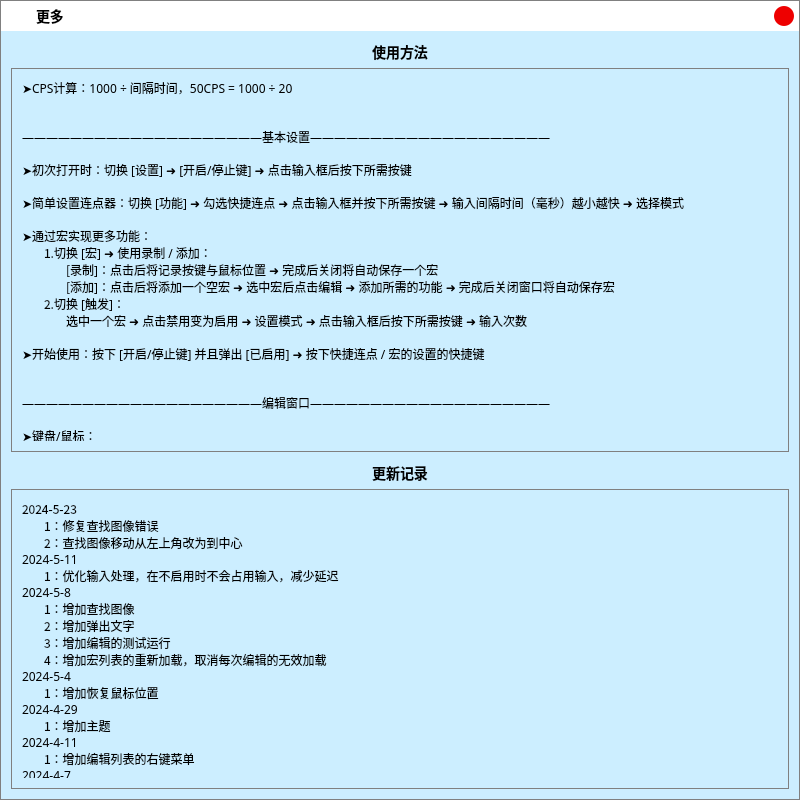
This is .ui/MoreUi.ui in ChiyukiGana/Quickinput as Qt 5 draws it before an edit. The edited form follows.
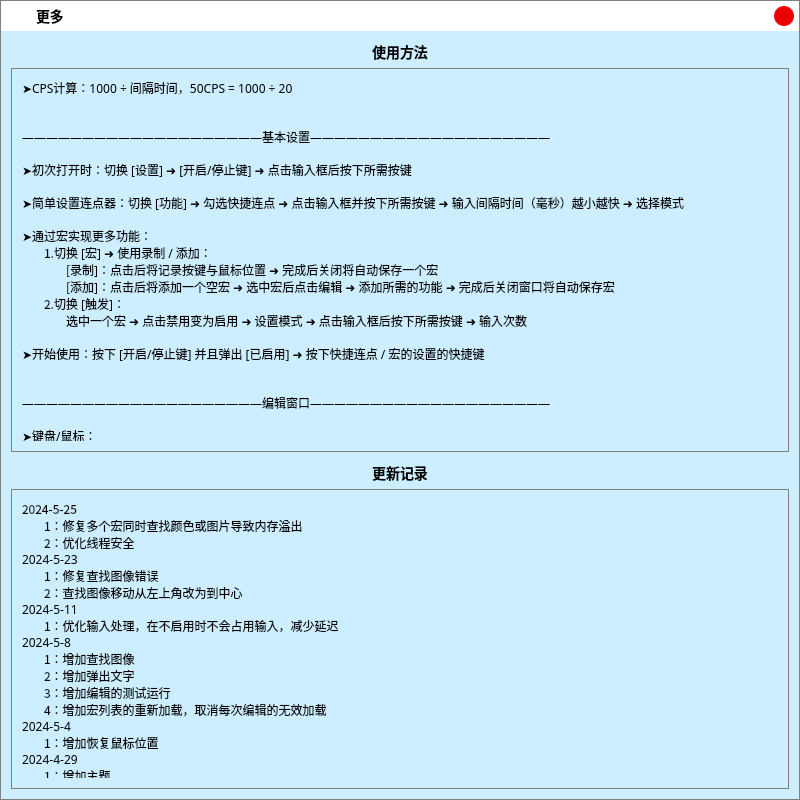
This is the edited form. Icons and pictures are not drawn.

Patch:
```diff
--- a/.ui/MoreUi.ui
+++ b/.ui/MoreUi.ui
@@ -457,7 +457,7 @@
            <x>0</x>
            <y>0</y>
            <width>756</width>
-           <height>2696</height>
+           <height>2747</height>
           </rect>
          </property>
          <property name="styleSheet">
@@ -496,7 +496,10 @@
              </font>
             </property>
             <property name="text">
-             <string>2024-5-23
+             <string>2024-5-25
+ㅤㅤ1：修复多个宏同时查找颜色或图片导致内存溢出
+ㅤㅤ2：优化线程安全
+2024-5-23
 ㅤㅤ1：修复查找图像错误
 ㅤㅤ2：查找图像移动从左上角改为到中心
 2024-5-11
```
